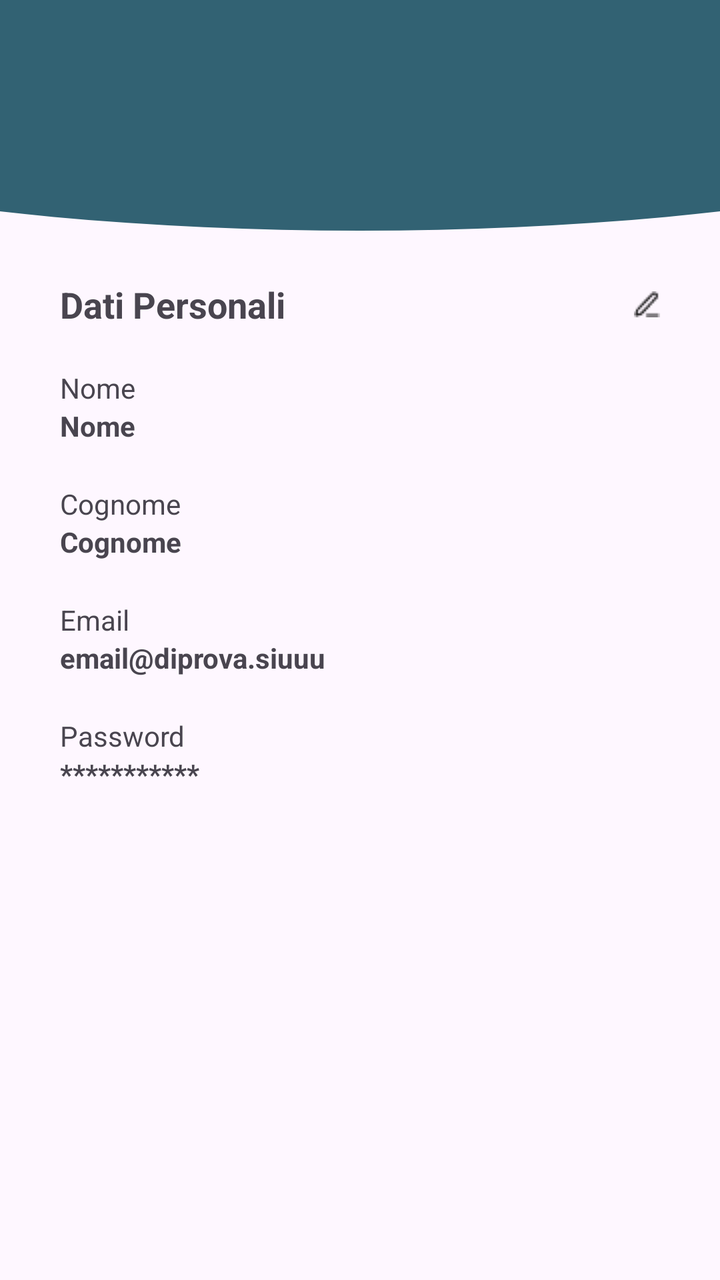
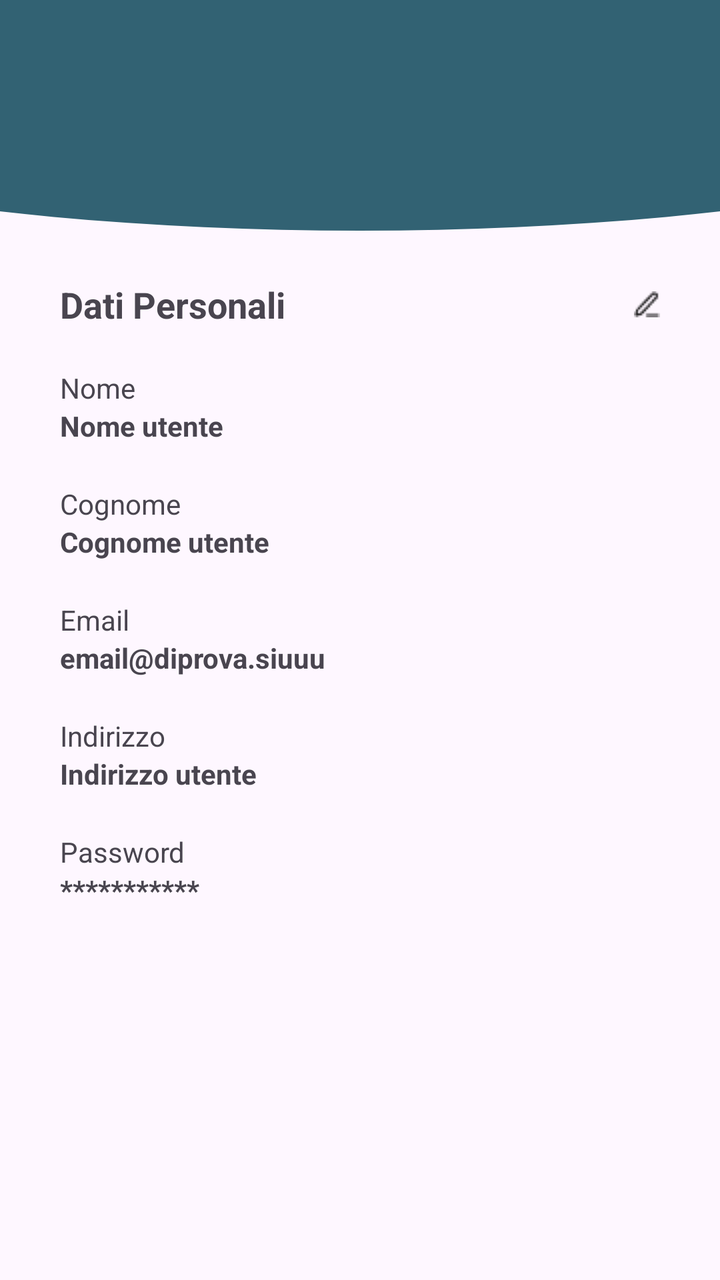

Compare the two renders of this Android layout. The source of the first and the diff that turns it into the second are given below.
<!-- AndroidManifest.xml: application theme Theme.AppPet -->
<!-- res/layout/activity_profilo_utente.xml -->
<?xml version="1.0" encoding="utf-8"?>
<RelativeLayout xmlns:android="http://schemas.android.com/apk/res/android"
    xmlns:app="http://schemas.android.com/apk/res-auto"
    xmlns:tools="http://schemas.android.com/tools"
    android:id="@+id/main"
    android:layout_width="match_parent"
    android:layout_height="match_parent"
    tools:context=".Activities.ProfiloUtenteActivity"
    android:orientation="vertical">

    <FrameLayout
        android:id="@+id/header_home"
        android:layout_width="match_parent"
        android:layout_height="120dp"
        android:layout_gravity="top">

        <ImageView
            android:id="@+id/Pippo"
            android:layout_width="800dp"
            android:layout_height="180dp"
            android:layout_gravity="center"
            android:layout_marginTop="-35dp"
            android:src="@drawable/cricle_1" />

    </FrameLayout>

    <RelativeLayout
        android:layout_marginTop="20dp"
        android:layout_below="@id/header_home"
        android:id="@+id/intestazione"
        android:layout_width="300dp"
        android:layout_height="wrap_content"
        android:layout_gravity="center"
        android:orientation="horizontal"
        android:layout_marginBottom="20dp"
        android:layout_centerInParent="true">

        <TextView
            android:textAlignment="textStart"
            android:layout_width="wrap_content"
            android:layout_height="wrap_content"
            android:textStyle="bold"
            android:textSize="18sp"
            android:layout_centerVertical="true"
            android:text="Dati Personali"/>

        <ImageButton
            android:id="@+id/BTN_mod_dati_utente"
            android:layout_alignParentEnd="true"
            android:layout_width="wrap_content"
            android:layout_height="wrap_content"
            android:layout_centerVertical="true"
            android:background="@drawable/btn_modifica"/>
    </RelativeLayout>

    <LinearLayout
        android:layout_below="@id/intestazione"
        android:layout_width="300dp"
        android:layout_height="wrap_content"
        android:layout_centerHorizontal="true"
        android:orientation="vertical">

        <TextView
            android:layout_width="match_parent"
            android:layout_height="match_parent"
            android:text="Nome"/>

        <TextView
            android:id="@+id/nome_utente"
            android:layout_width="match_parent"
            android:layout_height="match_parent"
            android:textStyle="bold"
            android:text="Nome"
            android:layout_marginBottom="20dp"/>

        <TextView
            android:layout_width="match_parent"
            android:layout_height="match_parent"
            android:text="Cognome"/>

        <TextView
            android:id="@+id/cognome_utente"
            android:layout_width="match_parent"
            android:layout_height="match_parent"
            android:textStyle="bold"
            android:text="Cognome"
            android:layout_marginBottom="20dp"/>

        <TextView
            android:layout_width="match_parent"
            android:layout_height="match_parent"
            android:text="Email"/>

        <TextView
            android:id="@+id/email_utente"
            android:layout_width="match_parent"
            android:layout_height="match_parent"
            android:textStyle="bold"
            android:text="email@diprova.siuuu"
            android:layout_marginBottom="20dp"/>

        <TextView
            android:layout_width="match_parent"
            android:layout_height="match_parent"
            android:text="Password"/>

        <TextView
            android:id="@+id/password_utente"
            android:layout_width="match_parent"
            android:layout_height="match_parent"
            android:textStyle="bold"
            android:text="***********"
            android:layout_marginBottom="20dp"/>
    </LinearLayout>

</RelativeLayout>
<!-- resources referenced by this layout -->
<resources>
  <!-- drawable btn_modifica: png bitmap (drawable, 247 bytes) -->
  <!-- drawable cricle_1 (drawable) -->
  <?xml version="1.0" encoding="utf-8"?>
  <shape xmlns:android="http://schemas.android.com/apk/res/android"
      android:shape="oval">
  
      <solid
          android:color="@color/Blu_base"/>
  
  </shape>
  <style name="Theme.AppPet" parent="Base.Theme.AppPet" />
  <color name="Blu_base">#326273</color>
  <style name="Base.Theme.AppPet" parent="Theme.Material3.DayNight.NoActionBar">
          
          
      </style>
</resources>

<!-- the commit's change to res/layout/activity_profilo_utente.xml (unified diff, before → after) -->
@@ -70,7 +70,7 @@
             android:layout_width="match_parent"
             android:layout_height="match_parent"
             android:textStyle="bold"
-            android:text="Nome"
+            android:text="Nome utente"
             android:layout_marginBottom="20dp"/>
 
         <TextView
@@ -83,7 +83,7 @@
             android:layout_width="match_parent"
             android:layout_height="match_parent"
             android:textStyle="bold"
-            android:text="Cognome"
+            android:text="Cognome utente"
             android:layout_marginBottom="20dp"/>
 
         <TextView
@@ -102,6 +102,19 @@
         <TextView
             android:layout_width="match_parent"
             android:layout_height="match_parent"
+            android:text="Indirizzo"/>
+
+        <TextView
+            android:id="@+id/indirizzo_utente"
+            android:layout_width="match_parent"
+            android:layout_height="match_parent"
+            android:textStyle="bold"
+            android:text="Indirizzo utente"
+            android:layout_marginBottom="20dp"/>
+
+        <TextView
+            android:layout_width="match_parent"
+            android:layout_height="match_parent"
             android:text="Password"/>
 
         <TextView
